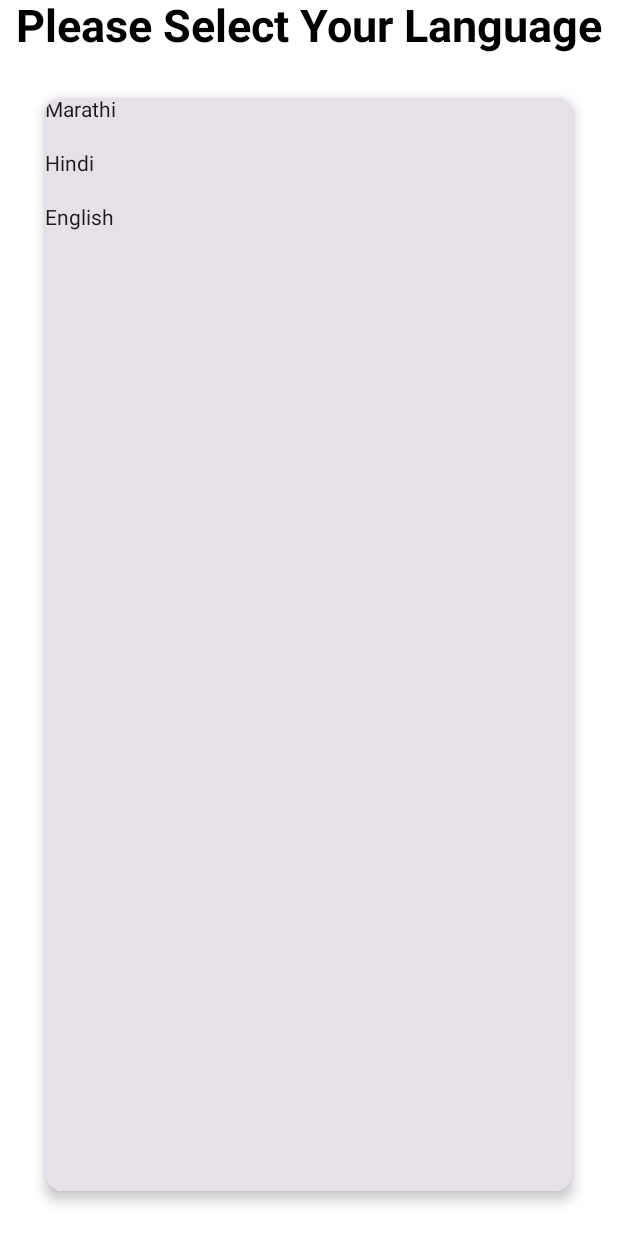
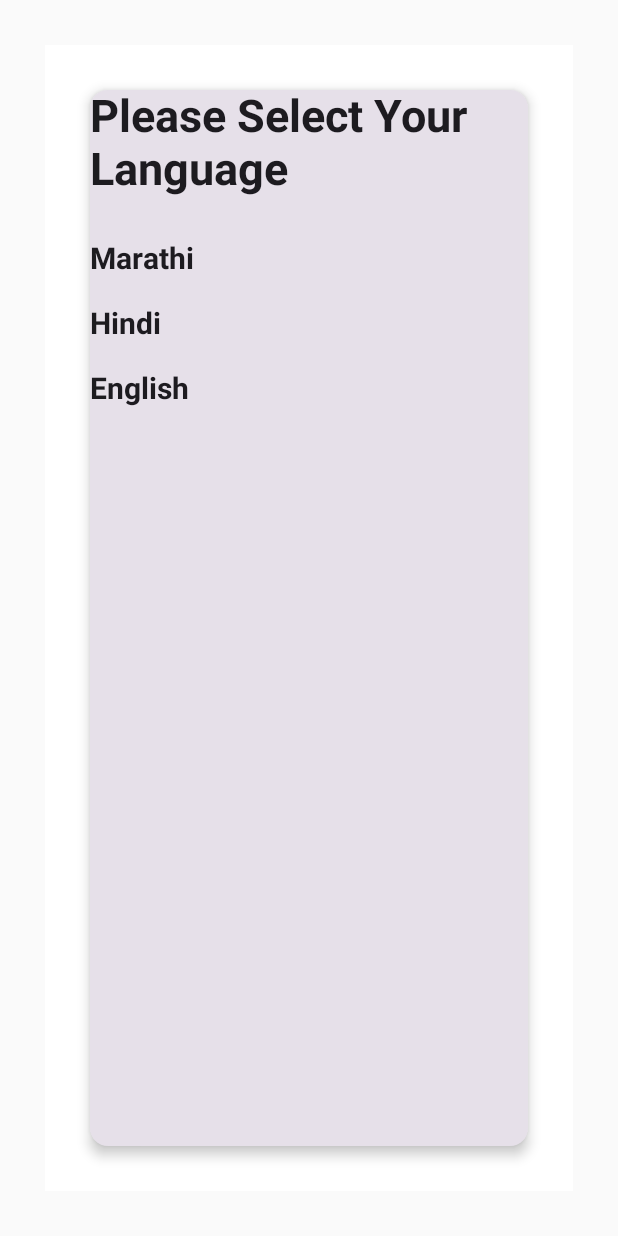
Before and after one commit to Sanskarsanas/cropManagement, an Android app built with Jetpack Compose: the Language_selectionActivity screen opened directly, with no data from a screen before it, on a phone screen of 412 x 824 dp. Run offline under Robolectric (Android 15) with nearby library versions, the phone set to English and light mode, and no system bars; Roboto replaces fonts that are not available here.

Commit message:
Not the final version

```diff
--- a/app/src/main/java/com/example/crop_management/Language_selectionActivity.kt
+++ b/app/src/main/java/com/example/crop_management/Language_selectionActivity.kt
@@ -50,18 +50,24 @@ fun LanguageFun(activity: ComponentActivity) {
     Column(
         modifier = Modifier
             .fillMaxSize()
+            .padding(30.dp)
             .background(Color.White),
         horizontalAlignment = Alignment.CenterHorizontally,
         verticalArrangement = Arrangement.Center
     ) {
 
-        Text(
-            text = stringResource(id = R.string.selectlanguage),
-            fontSize = 30.sp,
-            fontWeight = FontWeight.Bold
-        )
+        Card(modifier = Modifier
+            .fillMaxSize()
+            .padding(30.dp), elevation = CardDefaults.cardElevation(5.dp)){
 
-        Card(modifier = Modifier.fillMaxSize().padding(30.dp), elevation = CardDefaults.cardElevation(5.dp)){
+            Text(
+                text = stringResource(id = R.string.selectlanguage),
+                fontSize = 30.sp,
+                fontWeight = FontWeight.Bold
+            )
+
+            Spacer(modifier = Modifier.height(30.dp))
+
             Text(text = stringResource(id = R.string.mar), modifier = Modifier.clickable {
                 AppCompatDelegate.setApplicationLocales(
                     LocaleListCompat.forLanguageTags(
@@ -75,7 +81,8 @@ fun LanguageFun(activity: ComponentActivity) {
                     activity.startActivity(it)
                 }
                 activity.finish()
-            })
+            },
+                fontSize = 20.sp, fontWeight = FontWeight.Bold)
             Spacer(modifier = Modifier.height(20.dp))
             Text(text = stringResource(id = R.string.hin), modifier = Modifier.clickable {
                 AppCompatDelegate.setApplicationLocales(
@@ -90,7 +97,8 @@ fun LanguageFun(activity: ComponentActivity) {
                     activity.startActivity(it)
                 }
                 activity.finish()
-            })
+            },
+                fontSize = 20.sp, fontWeight = FontWeight.Bold)
             Spacer(modifier = Modifier.height(20.dp))
             Text(text = stringResource(id = R.string.eng), modifier = Modifier.clickable {
                 AppCompatDelegate.setApplicationLocales(
@@ -105,7 +113,7 @@ fun LanguageFun(activity: ComponentActivity) {
                     activity.startActivity(it)
                 }
                 activity.finish()
-            })
+            },fontSize = 20.sp, fontWeight = FontWeight.Bold)
         }
     }
 }
```
